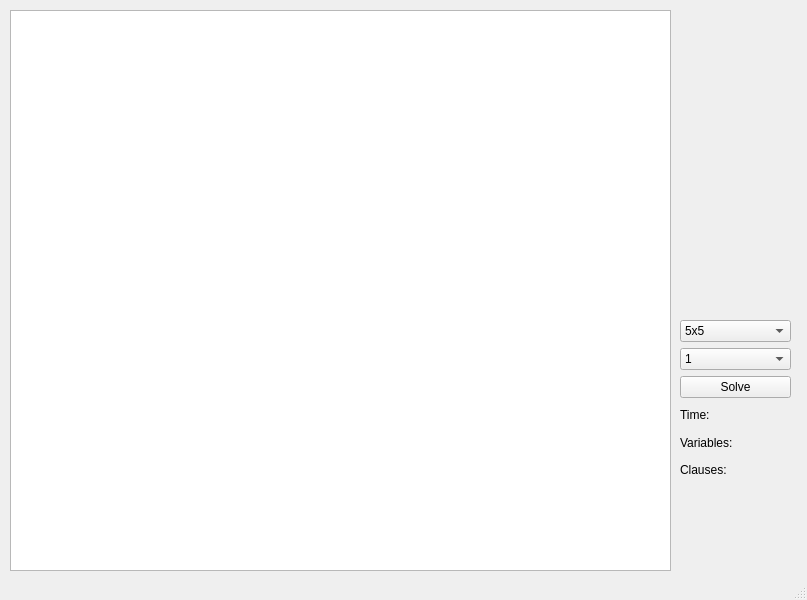
First picture: the form in ui.ui, repository PhamVietHaK64/Slitherlink, before the edit.
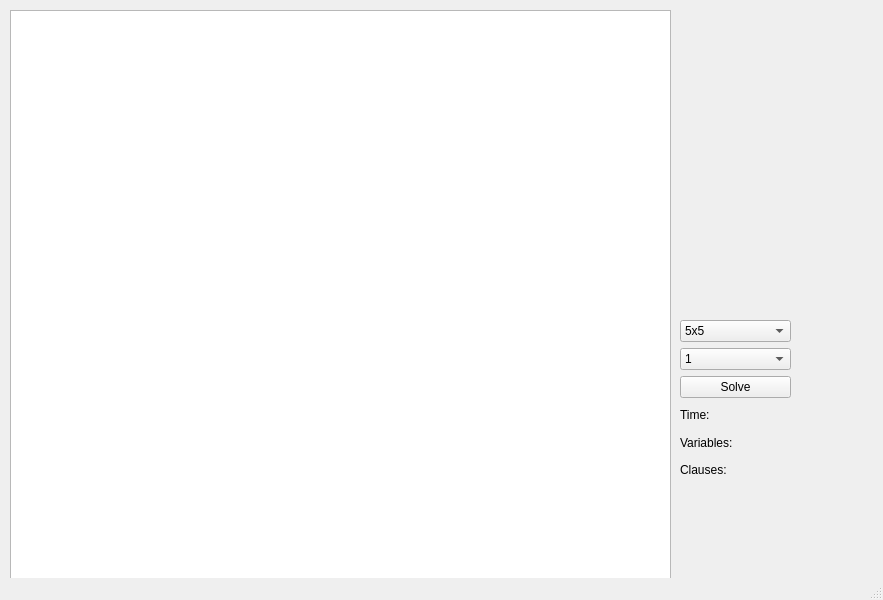
Second picture: the form after the edit.

The edit to the form file:
```diff
--- a/ui.ui
+++ b/ui.ui
@@ -2,11 +2,14 @@
 <ui version="4.0">
  <class>MainWindow</class>
  <widget class="QMainWindow" name="MainWindow">
+  <property name="enabled">
+   <bool>true</bool>
+  </property>
   <property name="geometry">
    <rect>
     <x>0</x>
     <y>0</y>
-    <width>807</width>
+    <width>883</width>
     <height>600</height>
    </rect>
   </property>
@@ -20,12 +23,52 @@
       <x>10</x>
       <y>10</y>
       <width>661</width>
-      <height>561</height>
+      <height>581</height>
      </rect>
     </property>
     <layout class="QHBoxLayout" name="horizontalLayout">
+     <property name="topMargin">
+      <number>0</number>
+     </property>
      <item>
-      <widget class="QTableWidget" name="map"/>
+      <widget class="QTableWidget" name="map">
+       <property name="lineWidth">
+        <number>0</number>
+       </property>
+       <property name="sizeAdjustPolicy">
+        <enum>QAbstractScrollArea::AdjustToContents</enum>
+       </property>
+       <property name="showGrid">
+        <bool>false</bool>
+       </property>
+       <property name="gridStyle">
+        <enum>Qt::NoPen</enum>
+       </property>
+       <property name="cornerButtonEnabled">
+        <bool>true</bool>
+       </property>
+       <attribute name="horizontalHeaderVisible">
+        <bool>true</bool>
+       </attribute>
+       <attribute name="horizontalHeaderDefaultSectionSize">
+        <number>20</number>
+       </attribute>
+       <attribute name="horizontalHeaderHighlightSections">
+        <bool>false</bool>
+       </attribute>
+       <attribute name="horizontalHeaderMinimumSectionSize">
+        <number>20</number>
+       </attribute>
+       <attribute name="verticalHeaderVisible">
+        <bool>false</bool>
+       </attribute>
+       <attribute name="verticalHeaderDefaultSectionSize">
+        <number>20</number>
+       </attribute>
+       <attribute name="verticalHeaderMinimumSectionSize">
+        <number>20</number>
+       </attribute>
+      </widget>
      </item>
     </layout>
    </widget>
```
